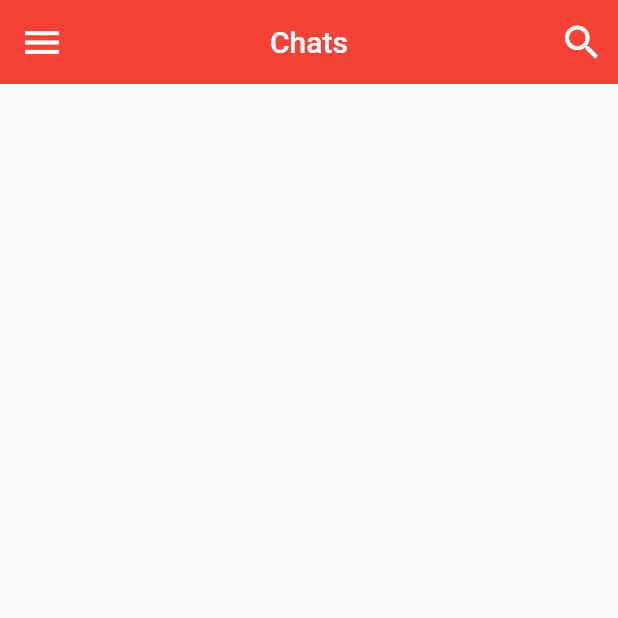
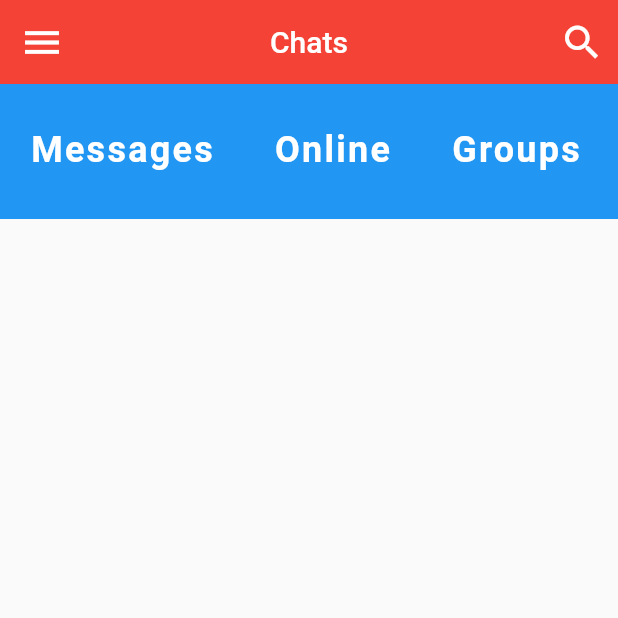
Before and after one commit to NipuniKodithuwakku/chat-app, a Flutter app: the screen it shows after launch, on a phone screen of 412 x 824 dp, the top half of it. Run offline on Flutter 3.47's test engine with Material 2 defaults, Android fonts, the phone set to English and light mode, and no system bars.

Commit message:
add category selector

```diff
--- a/lib/screens/home_screen.dart
+++ b/lib/screens/home_screen.dart
@@ -1,4 +1,5 @@
 import 'package:flutter/material.dart';
+import '../widgets/categorySelector.dart';
 
 class HomeScreen extends StatefulWidget {
   createState() {
@@ -31,6 +32,9 @@ class HomeScreenState extends State<HomeScreen> {
           )
         ],
       ),
+      body: Column(children: <Widget>[
+        CategorySelector(),
+      ]),
     );
   }
 }
--- /dev/null
+++ b/lib/widgets/categorySelector.dart
@@ -0,0 +1,46 @@
+import 'package:flutter/material.dart';
+
+class CategorySelector extends StatefulWidget {
+  createState() {
+    return CategorySelectorState();
+  }
+}
+
+class CategorySelectorState extends State<CategorySelector> {
+  int selectedIndex = 0;
+  final List<String> categories = ['Messages', 'Online', 'Groups', 'Requests'];
+  Widget build(context) {
+    return Container(
+      height: 90.0,
+      color: Colors.blue,
+      child: ListView.builder(
+        scrollDirection: Axis.horizontal,
+        itemCount: categories.length,
+        itemBuilder: (context, index) {
+          return GestureDetector(
+            onTap: () {
+              setState(() {
+                selectedIndex = index;
+              });
+            },
+            child: Padding(
+              padding: EdgeInsets.symmetric(
+                horizontal: 20.0,
+                vertical: 30.0,
+              ),
+              child: Text(
+                categories[index],
+                style: TextStyle(
+                  color: Colors.white,
+                  fontSize: 24.0,
+                  fontWeight: FontWeight.bold,
+                  letterSpacing: 1.5,
+                ),
+              ),
+            ),
+          );
+        },
+      ),
+    );
+  }
+}
```
